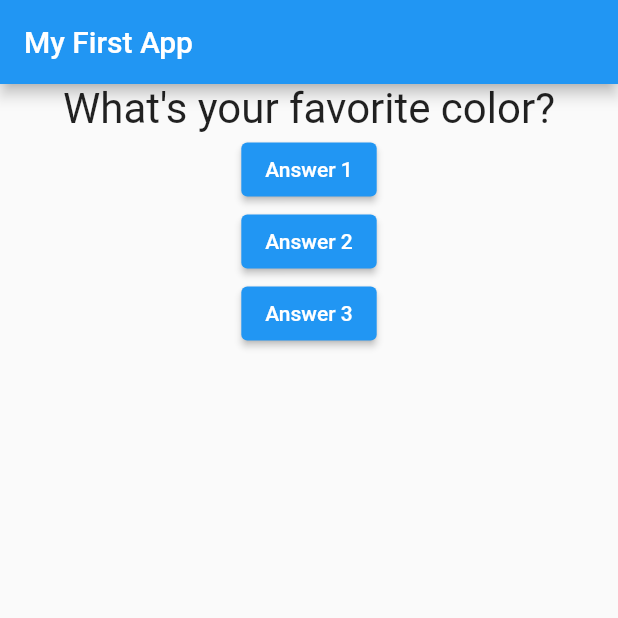
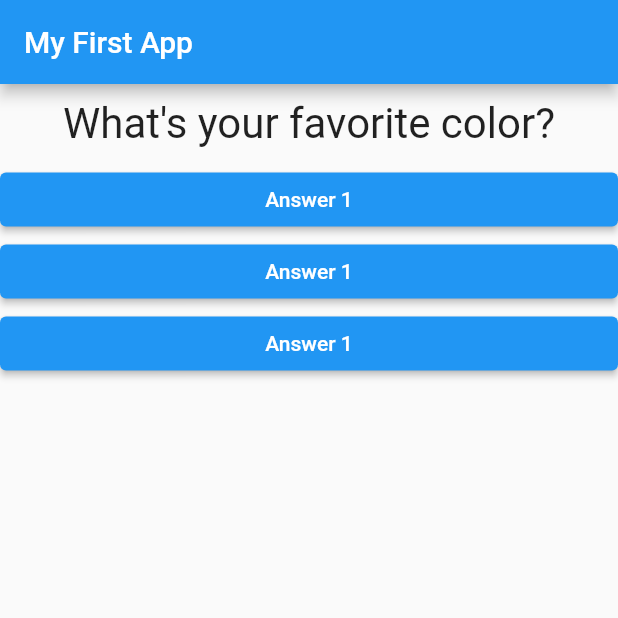
Before and after one commit to batufurkan/ornek_app, a Flutter app: the screen it shows after launch, on a phone screen of 412 x 824 dp, the top half of it. Run offline on Flutter 3.47's test engine with Material 2 defaults, Android fonts, the phone set to English and light mode, and no system bars.

Commit message:
answer.dart dosyası oluşturularak butonlar bu dosyaya aktarıldı ve buton renkleri ayarlandı.

```diff
--- /dev/null
+++ b/lib/answer.dart
@@ -0,0 +1,20 @@
+import 'package:flutter/material.dart';
+
+class Answer extends StatelessWidget {
+  final Function selectHandler;
+
+  Answer(this.selectHandler);
+
+  @override
+  Widget build(BuildContext context) {
+    return Container(
+      width: double.infinity,
+      child: ElevatedButton(
+        child: Text('Answer 1'),
+        onPressed: selectHandler,
+        style: ButtonStyle(
+            backgroundColor: MaterialStateProperty.all(Colors.blue)),
+      ),
+    );
+  }
+}
--- a/lib/main.dart
+++ b/lib/main.dart
@@ -1,5 +1,7 @@
 import 'package:flutter/material.dart';
+
 import './question.dart';
+import './answer.dart';
 
 // void main() {
 //  runApp(MyApp());
@@ -45,20 +47,9 @@ class _MyAppState extends State <MyApp> {
             Question(
               questions[_questionIndex],
             ),
-            ElevatedButton(
-              child: Text('Answer 1'),
-              onPressed: _answerQuestion,
-            ),
-            ElevatedButton(
-              child: Text('Answer 2'),
-              onPressed: () => print('Answer 2 chosen!'),
-            ),
-            ElevatedButton(
-              child: Text('Answer 3'),
-              onPressed: () {
-                print('Answer 3 chosen!');
-              },
-            ),
+            Answer(_answerQuestion),
+            Answer(_answerQuestion),
+            Answer(_answerQuestion)
           ],
         ),
       ),
--- a/lib/question.dart
+++ b/lib/question.dart
@@ -9,6 +9,7 @@ class Question extends StatelessWidget {
   Widget build(BuildContext context) {
     return Container(
       width: double.infinity,
+      margin: EdgeInsets.all(10),
       child: Text(
         questionText,
         style: TextStyle(fontSize: 28),
```
